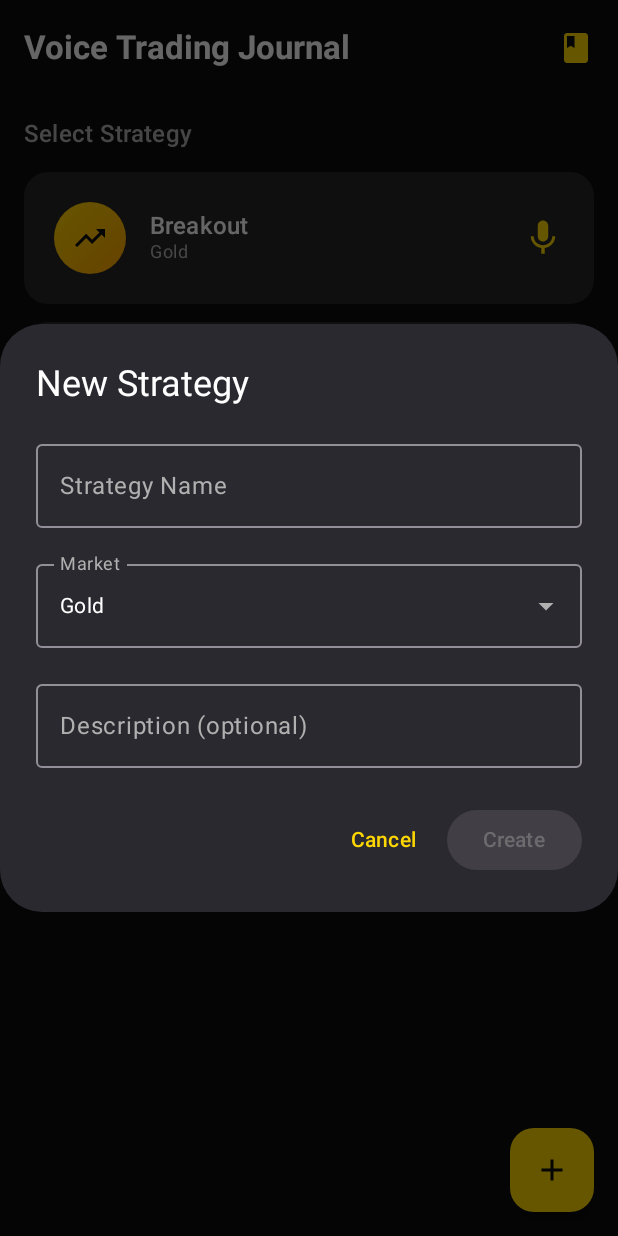
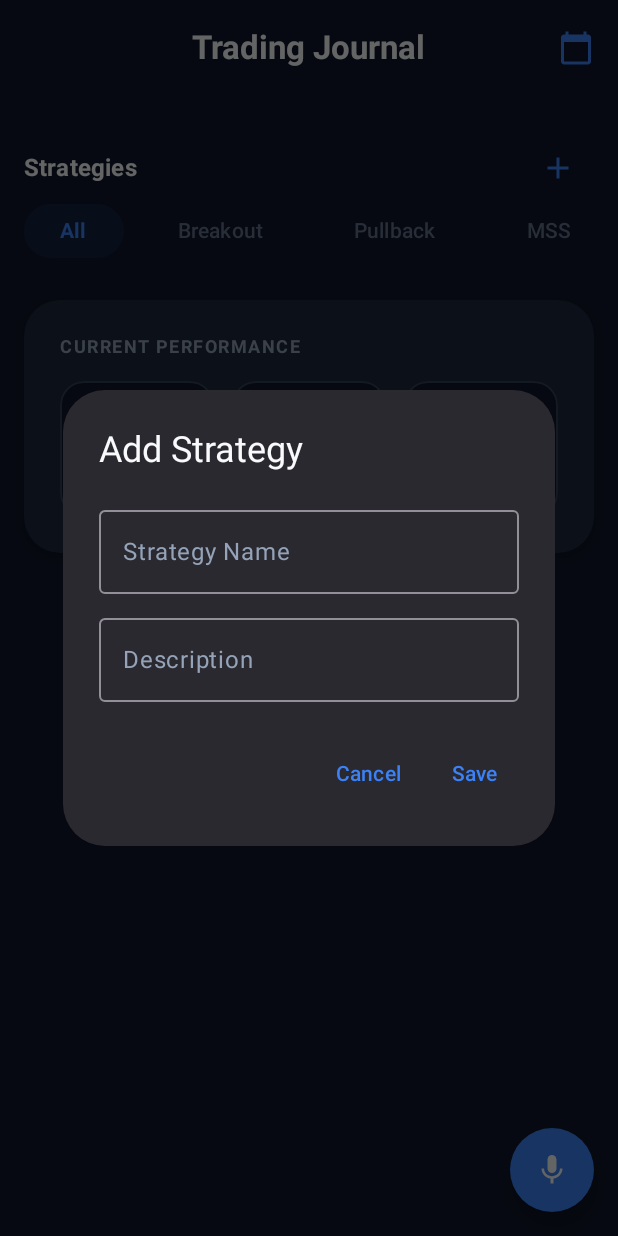
Before and after one commit to dkdhanush24/Trading-Journal, an Android app built with Jetpack Compose: the screen it shows after launch (MainActivity), after a tap on "Add Strategy", on a phone screen of 412 x 824 dp. Run offline under Robolectric (Android 15) with nearby library versions, the phone set to English and light mode, and no system bars; our stand-ins replace Room's generated code.

Commit message:
Phase 2: Dark Theme Overhaul, Dynamic Strategy System, RR Extraction UI & Backend

```diff
--- a/app/src/main/java/com/tradingjournal/VoiceTradingApp.kt
+++ b/app/src/main/java/com/tradingjournal/VoiceTradingApp.kt
@@ -25,7 +25,9 @@ class VoiceTradingApp : Application() {
             applicationContext,
             AppDatabase::class.java,
             "voice_trading_journal"
-        ).build()
+        )
+        .fallbackToDestructiveMigration()
+        .build()
 
         repository = TradeRepository(
             strategyDao = database.strategyDao(),
--- a/app/src/main/java/com/tradingjournal/data/local/AppDatabase.kt
+++ b/app/src/main/java/com/tradingjournal/data/local/AppDatabase.kt
@@ -9,7 +9,7 @@ import com.tradingjournal.model.Trade
 
 @Database(
     entities = [Strategy::class, Trade::class],
-    version = 1,
+    version = 3,
     exportSchema = false
 )
 @TypeConverters(Converters::class)
--- a/app/src/main/java/com/tradingjournal/data/remote/ApiService.kt
+++ b/app/src/main/java/com/tradingjournal/data/remote/ApiService.kt
@@ -12,7 +12,7 @@ import java.io.File
 import java.io.IOException
 import java.util.concurrent.TimeUnit
 
-class ApiService(private val baseUrl: String = "http://10.0.2.2:5000") {
+class ApiService(private val baseUrl: String = "http://10.222.161.234:5000") {
 
     private val client = OkHttpClient.Builder()
         .connectTimeout(30, TimeUnit.SECONDS)
@@ -102,6 +102,9 @@ data class ParseResponse(
     val htf_bias: String?,
     val setup: String?,
     val confluences: List<String>?,
+    val date: String?,
     val summary: String?,
+    val rr_ratio: Float? = null,
+    val result: String? = null,
     val error: String? = null
 )
--- a/app/src/main/java/com/tradingjournal/model/Trade.kt
+++ b/app/src/main/java/com/tradingjournal/model/Trade.kt
@@ -27,10 +27,12 @@ data class Trade(
     val htfBias: String = "",
     val setup: String = "",
     val confluences: List<String> = emptyList(),
+    val date: String = "",
     val summary: String = "",
     val rawText: String = "",
     val sessionType: SessionType = SessionType.LIVE,
     val result: TradeResult? = null,
+    val rrRatio: Float? = null,
     val timestamp: Long = System.currentTimeMillis()
 )
 
--- a/app/src/main/java/com/tradingjournal/ui/screens/HomeScreen.kt
+++ b/app/src/main/java/com/tradingjournal/ui/screens/HomeScreen.kt
@@ -5,7 +5,6 @@ import androidx.compose.foundation.background
 import androidx.compose.foundation.clickable
 import androidx.compose.foundation.layout.*
 import androidx.compose.foundation.lazy.LazyColumn
-import androidx.compose.foundation.lazy.items
 import androidx.compose.foundation.shape.CircleShape
 import androidx.compose.foundation.shape.RoundedCornerShape
 import androidx.compose.material.icons.Icons
@@ -15,14 +14,16 @@ import androidx.compose.runtime.*
 import androidx.compose.ui.Alignment
 import androidx.compose.ui.Modifier
 import androidx.compose.ui.draw.clip
-import androidx.compose.ui.draw.scale
-import androidx.compose.ui.graphics.Brush
+import androidx.compose.ui.draw.shadow
+import androidx.compose.ui.graphics.Color
 import androidx.compose.ui.graphics.vector.ImageVector
 import androidx.compose.ui.text.font.FontWeight
+import androidx.compose.ui.text.style.TextAlign
 import androidx.compose.ui.unit.dp
+import androidx.compose.ui.unit.sp
 import androidx.lifecycle.compose.collectAsStateWithLifecycle
 import androidx.lifecycle.viewmodel.compose.viewModel
-import com.tradingjournal.model.Strategy
+import com.tradingjournal.model.TradeResult
 import com.tradingjournal.ui.theme.*
 import com.tradingjournal.ui.viewmodel.HomeViewModel
 
@@ -34,274 +35,238 @@ fun HomeScreen(
     viewModel: HomeViewModel = viewModel()
 ) {
     val strategies by viewModel.strategies.collectAsStateWithLifecycle()
-    var showAddDialog by remember { mutableStateOf(false) }
+    val allTrades by viewModel.allTrades.collectAsStateWithLifecycle()
+    val selectedStrategyId by viewModel.selectedStrategyId.collectAsStateWithLifecycle()
+
+    var showAddStrategyDialog by remember { mutableStateOf(false) }
 
     LaunchedEffect(Unit) {
         viewModel.initializeDefaultStrategies()
     }
 
+    val wins = allTrades.count { it.result == TradeResult.WIN }
+    val losses = allTrades.count { it.result == TradeResult.LOSS }
+    val totalDecided = wins + losses
+    val winRate = if (totalDecided > 0) (wins.toFloat() / totalDecided) * 100 else 0f
+
     Scaffold(
         topBar = {
-            TopAppBar(
+            CenterAlignedTopAppBar(
                 title = {
                     Text(
-                        "Voice Trading Journal",
-                        fontWeight = FontWeight.Bold
+                        "Trading Journal",
+                        fontWeight = FontWeight.Bold,
+                        color = TextPrimary
                     )
+                },
+                navigationIcon = {
+                    // Start of Dashboard - No back button needed
                 },
                 actions = {
                     IconButton(onClick = onOpenJournal) {
                         Icon(
-                            Icons.Default.Book,
-                            contentDescription = "Journal",
-                            tint = PrimaryGold
+                            Icons.Default.CalendarToday,
+                            contentDescription = "Journal Calendar",
+                            tint = PrimaryBlue
                         )
                     }
                 },
-                colors = TopAppBarDefaults.topAppBarColors(
+                colors = TopAppBarDefaults.centerAlignedTopAppBarColors(
                     containerColor = DarkBackground
                 )
             )
         },
         floatingActionButton = {
             FloatingActionButton(
-                onClick = { showAddDialog = true },
-                containerColor = PrimaryGold,
-                contentColor = DarkBackground
+                onClick = {
+                    val idToUse = selectedStrategyId ?: strategies.firstOrNull()?.id
+                    if (idToUse != null) {
+                        onStartRecording(idToUse)
+                    }
+                },
+                containerColor = PrimaryBlue,
+                contentColor = TextPrimary,
+                shape = CircleShape
             ) {
-                Icon(Icons.Default.Add, contentDescription = "Add Strategy")
+                Icon(Icons.Default.Mic, contentDescription = "Record Trade")
             }
         },
         containerColor = DarkBackground
     ) { padding ->
-        Column(
+        LazyColumn(
             modifier = Modifier
                 .fillMaxSize()
                 .padding(padding)
-                .padding(16.dp)
+                .padding(horizontal = 16.dp),
+            verticalArrangement = Arrangement.spacedBy(20.dp)
+        ) {
+            item { Spacer(modifier = Modifier.height(4.dp)) }
+
+            // Strategy Selector Row
+            item {
+                Row(
+                    modifier = Modifier.fillMaxWidth(),
+                    verticalAlignment = Alignment.CenterVertically
                 ) {
                     Text(
-                "Select Strategy",
+                        "Strategies",
                         style = MaterialTheme.typography.titleMedium,
-                color = TextSecondary,
-                modifier = Modifier.padding(bottom = 16.dp)
+                        fontWeight = FontWeight.Bold,
+                        color = TextPrimary
                     )
-
-            if (strategies.isEmpty()) {
-                EmptyState(
-                    onAddStrategy = { showAddDialog = true }
+                    Spacer(modifier = Modifier.weight(1f))
+                    IconButton(onClick = { showAddStrategyDialog = true }) {
+                        Icon(Icons.Default.Add, contentDescription = "Add Strategy", tint = PrimaryBlue)
+                    }
+                }
+                androidx.compose.foundation.lazy.LazyRow(
+                    horizontalArrangement = Arrangement.spacedBy(12.dp)
+                ) {
+                    item {
+                        TabPill(
+                            text = "All",
+                            selected = selectedStrategyId == null,
+                            onClick = { viewModel.selectStrategy(null) }
                         )
-            } else {
-                LazyColumn(
-                    verticalArrangement = Arrangement.spacedBy(12.dp)
-                ) {
-                    items(strategies, key = { it.id }) { strategy ->
-                        StrategyCard(
-                            strategy = strategy,
-                            onClick = { onStartRecording(strategy.id) }
+                    }
+                    items(strategies.size) { index ->
+                        val strategy = strategies[index]
+                        TabPill(
+                            text = strategy.name,
+                            selected = selectedStrategyId == strategy.id,
+                            onClick = { viewModel.selectStrategy(strategy.id) }
                         )
                     }
                 }
+                Spacer(modifier = Modifier.height(8.dp))
+            }
+
+            item {
+                Card(
+                    modifier = Modifier
+                        .fillMaxWidth()
+                        .shadow(4.dp, RoundedCornerShape(24.dp), ambientColor = PrimaryBlue),
+                    shape = RoundedCornerShape(24.dp),
+                    colors = CardDefaults.cardColors(containerColor = DarkSurface)
+                ) {
+                    Column(modifier = Modifier.padding(24.dp)) {
+                        Text(
+                            "CURRENT PERFORMANCE",
+                            style = MaterialTheme.typography.labelMedium,
+                            fontWeight = FontWeight.Bold,
+                            color = TextSecondary,
+                            letterSpacing = 1.sp
+                        )
+
+                        Spacer(modifier = Modifier.height(16.dp))
+
+                        // Stats Grid (2x3)
+                        Row(modifier = Modifier.fillMaxWidth(), horizontalArrangement = Arrangement.spacedBy(12.dp)) {
+                            StatBox(
+                                modifier = Modifier.weight(1f),
+                                icon = Icons.Default.PieChart,
+                                iconTint = PrimaryBlue,
+                                title = "Win Rate",
+                                value = "${String.format("%.1f", winRate)}%"
+                            )
+                            StatBox(
+                                modifier = Modifier.weight(1f),
+                                icon = Icons.Default.ThumbUp,
+                                iconTint = ProfitGreen,
+                                title = "Wins",
+                                value = "$wins"
+                            )
+                            StatBox(
+                                modifier = Modifier.weight(1f),
+                                icon = Icons.Default.ThumbDown,
+                                iconTint = LossRed,
+                                title = "Losses",
+                                value = "$losses"
+                            )
+                        }
+
                     }
                 }
             }
 
-    if (showAddDialog) {
-        AddStrategyDialog(
-            onDismiss = { showAddDialog = false },
-            onConfirm = { name, market, description ->
-                viewModel.addStrategy(name, market, description)
-                showAddDialog = false
+            item { Spacer(modifier = Modifier.height(80.dp)) } // Padding for FAB
         }
+
+        if (showAddStrategyDialog) {
+            var newStrategyName by remember { mutableStateOf("") }
+            var newStrategyDesc by remember { mutableStateOf("") }
+
+            AlertDialog(
+                onDismissRequest = { showAddStrategyDialog = false },
+                title = { Text("Add Strategy") },
+                text = {
+                    Column {
+                        OutlinedTextField(
+                            value = newStrategyName,
+                            onValueChange = { newStrategyName = it },
+                            label = { Text("Strategy Name") },
+                            singleLine = true
+                        )
+                        Spacer(modifier = Modifier.height(8.dp))
+                        OutlinedTextField(
+                            value = newStrategyDesc,
+                            onValueChange = { newStrategyDesc = it },
+                            label = { Text("Description") }
                         )
                     }
+                },
+                confirmButton = {
+                    TextButton(onClick = {
+                        viewModel.addStrategy(newStrategyName, "Any", newStrategyDesc)
+                        showAddStrategyDialog = false
+                    }) {
+                        Text("Save")
                     }
-
-@Composable
-fun StrategyCard(
-    strategy: Strategy,
-    onClick: () -> Unit
-) {
-    val scale by animateFloatAsState(
-        targetValue = 1f,
-        animationSpec = spring(stiffness = Spring.StiffnessLow),
-        label = "scale"
-    )
-
-    Card(
-        modifier = Modifier
-            .fillMaxWidth()
-            .scale(scale)
-            .clickable(onClick = onClick),
-        shape = RoundedCornerShape(16.dp),
-        colors = CardDefaults.cardColors(containerColor = DarkCard)
-    ) {
-        Row(
-            modifier = Modifier
-                .fillMaxWidth()
-                .padding(20.dp),
-            verticalAlignment = Alignment.CenterVertically
-        ) {
-            Box(
-                modifier = Modifier
-                    .size(48.dp)
-                    .clip(CircleShape)
-                    .background(
-                        Brush.linearGradient(GradientGold)
-                    ),
-                contentAlignment = Alignment.Center
-            ) {
-                Icon(
-                    imageVector = when (strategy.market) {
-                        "Gold" -> Icons.Default.TrendingUp
-                        "Forex" -> Icons.Default.CurrencyExchange
-                        else -> Icons.Default.Star
                 },
-                    contentDescription = null,
-                    tint = DarkBackground
-                )
+                dismissButton = {
+                    TextButton(onClick = { showAddStrategyDialog = false }) {
+                        Text("Cancel")
                     }
-
-            Spacer(modifier = Modifier.width(16.dp))
-
-            Column(modifier = Modifier.weight(1f)) {
-                Text(
-                    strategy.name,
-                    style = MaterialTheme.typography.titleMedium,
-                    fontWeight = FontWeight.SemiBold,
-                    color = TextPrimary
-                )
-                Text(
-                    strategy.market,
-                    style = MaterialTheme.typography.bodySmall,
-                    color = TextSecondary
-                )
                 }
-
-            Icon(
-                Icons.Default.Mic,
-                contentDescription = "Record",
-                tint = PrimaryGold,
-                modifier = Modifier.size(28.dp)
             )
         }
     }
 }
 
 @Composable
-fun EmptyState(onAddStrategy: () -> Unit) {
+fun StatBox(modifier: Modifier = Modifier, icon: ImageVector, iconTint: Color, title: String, value: String) {
+    Surface(
+        modifier = modifier,
+        shape = RoundedCornerShape(16.dp),
+        color = DarkBackground,
+        border = androidx.compose.foundation.BorderStroke(1.dp, CardBorder)
+    ) {
         Column(
-        modifier = Modifier.fillMaxSize(),
-        horizontalAlignment = Alignment.CenterHorizontally,
-        verticalArrangement = Arrangement.Center
+            modifier = Modifier.padding(12.dp),
+            horizontalAlignment = Alignment.CenterHorizontally
         ) {
-        Icon(
-            Icons.Default.LibraryBooks,
-            contentDescription = null,
-            modifier = Modifier.size(80.dp),
-            tint = TextMuted
-        )
-        Spacer(modifier = Modifier.height(16.dp))
-        Text(
-            "No strategies yet",
-            style = MaterialTheme.typography.titleMedium,
-            color = TextSecondary
-        )
+            Icon(icon, contentDescription = null, tint = iconTint, modifier = Modifier.size(20.dp))
             Spacer(modifier = Modifier.height(8.dp))
-        Text(
-            "Add a strategy to start logging trades",
-            style = MaterialTheme.typography.bodyMedium,
-            color = TextMuted
-        )
-        Spacer(modifier = Modifier.height(24.dp))
-        Button(
-            onClick = onAddStrategy,
-            colors = ButtonDefaults.buttonColors(containerColor = PrimaryGold)
-        ) {
-            Icon(Icons.Default.Add, contentDescription = null)
-            Spacer(modifier = Modifier.width(8.dp))
-            Text("Add Strategy")
+            Text(value, style = MaterialTheme.typography.titleMedium, fontWeight = FontWeight.Bold, color = TextPrimary)
+            Spacer(modifier = Modifier.height(4.dp))
+            Text(title, style = MaterialTheme.typography.labelSmall, color = TextSecondary)
         }
     }
 }
 
-@OptIn(ExperimentalMaterial3Api::class)
 @Composable
-fun AddStrategyDialog(
-    onDismiss: () -> Unit,
-    onConfirm: (name: String, market: String, description: String) -> Unit
+fun TabPill(text: String, selected: Boolean, onClick: () -> Unit) {
+    Surface(
+        shape = RoundedCornerShape(20.dp),
+        color = if (selected) PrimaryBlue.copy(alpha = 0.1f) else Color.Transparent,
+        modifier = Modifier.clickable { onClick() }
     ) {
-    var name by remember { mutableStateOf("") }
-    var market by remember { mutableStateOf("Gold") }
-    var description by remember { mutableStateOf("") }
-    var expanded by remember { mutableStateOf(false) }
-
-    val markets = listOf("Gold", "Forex", "Crypto", "Indices")
-
-    AlertDialog(
-        onDismissRequest = onDismiss,
-        title = { Text("New Strategy") },
-        text = {
-            Column(verticalArrangement = Arrangement.spacedBy(16.dp)) {
-                OutlinedTextField(
-                    value = name,
-                    onValueChange = { name = it },
-                    label = { Text("Strategy Name") },
-                    singleLine = true,
-                    modifier = Modifier.fillMaxWidth()
-                )
-
-                ExposedDropdownMenuBox(
-                    expanded = expanded,
-                    onExpandedChange = { expanded = !expanded }
-                ) {
-                    OutlinedTextField(
-                        value = market,
-                        onValueChange = {},
-                        readOnly = true,
-                        label = { Text("Market") },
-                        trailingIcon = { ExposedDropdownMenuDefaults.TrailingIcon(expanded = expanded) },
-                        modifier = Modifier
-                            .fillMaxWidth()
-                            .menuAnchor()
-                    )
-                    ExposedDropdownMenu(
-                        expanded = expanded,
-                        onDismissRequest = { expanded = false }
-                    ) {
-                        markets.forEach { m ->
-                            DropdownMenuItem(
-                                text = { Text(m) },
-                                onClick = {
-                                    market = m
-                                    expanded = false
-                                }
+        Text(
+            text,
+            modifier = Modifier.padding(horizontal = 24.dp, vertical = 10.dp),
+            style = MaterialTheme.typography.labelLarge,
+            fontWeight = if (selected) FontWeight.Bold else FontWeight.Medium,
+            color = if (selected) PrimaryBlue else TextMuted
         )
     }
 }
-                }
-
-                OutlinedTextField(
-                    value = description,
-                    onValueChange = { description = it },
-                    label = { Text("Description (optional)") },
-                    modifier = Modifier.fillMaxWidth()
-                )
-            }
-        },
-        confirmButton = {
-            Button(
-                onClick = { onConfirm(name, market, description) },
-                enabled = name.isNotBlank(),
-                colors = ButtonDefaults.buttonColors(containerColor = PrimaryGold)
-            ) {
-                Text("Create")
-            }
-        },
-        dismissButton = {
-            TextButton(onClick = onDismiss) {
-                Text("Cancel")
-            }
-        }
-    )
-}
--- a/app/src/main/java/com/tradingjournal/ui/theme/Color.kt
+++ b/app/src/main/java/com/tradingjournal/ui/theme/Color.kt
@@ -2,18 +2,23 @@ package com.tradingjournal.ui.theme
 
 import androidx.compose.ui.graphics.Color
 
-val DarkBackground = Color(0xFF0D0D0D)
-val DarkSurface = Color(0xFF1A1A1A)
-val DarkCard = Color(0xFF252525)
+val DarkBackground = Color(0xFF0F172A)
+val DarkSurface = Color(0xFF1E293B)
+val DarkCard = Color(0xFF1E293B)
 
-val PrimaryGold = Color(0xFFFFD700)
-val PrimaryGoldDark = Color(0xFFB8860B)
+val PrimaryBlue = Color(0xFF3B82F6)
+val PrimaryBlueDark = Color(0xFF1D4ED8)
 
-val AccentGreen = Color(0xFF00E676)
-val AccentRed = Color(0xFFFF5252)
+val ProfitGreen = Color(0xFF10B981)
+val ProfitGreenLight = Color(0xFF047857)
 
-val TextPrimary = Color(0xFFFFFFFF)
-val TextSecondary = Color(0xFFB0B0B0)
-val TextMuted = Color(0xFF707070)
+val LossRed = Color(0xFFEF4444)
+val LossRedLight = Color(0xFFB91C1C)
 
-val GradientGold = listOf(Color(0xFFFFD700), Color(0xFFFFA500))
+val TextPrimary = Color(0xFFF8FAFC)
+val TextSecondary = Color(0xFF94A3B8)
+val TextMuted = Color(0xFF64748B)
+
+val CardBorder = Color(0xFF334155)
+
+val GradientPrimary = listOf(Color(0xFF3B82F6), Color(0xFF60A5FA))
--- a/app/src/main/java/com/tradingjournal/ui/theme/Theme.kt
+++ b/app/src/main/java/com/tradingjournal/ui/theme/Theme.kt
@@ -11,14 +11,14 @@ import androidx.compose.ui.platform.LocalView
 import androidx.core.view.WindowCompat
 
 private val DarkColorScheme = darkColorScheme(
-    primary = PrimaryGold,
-    secondary = PrimaryGoldDark,
-    tertiary = AccentGreen,
+    primary = PrimaryBlue,
+    secondary = PrimaryBlueDark,
+    tertiary = ProfitGreen,
     background = DarkBackground,
     surface = DarkSurface,
-    onPrimary = DarkBackground,
+    onPrimary = TextPrimary,
     onSecondary = TextPrimary,
-    onTertiary = DarkBackground,
+    onTertiary = TextPrimary,
     onBackground = TextPrimary,
     onSurface = TextPrimary,
     surfaceVariant = DarkCard,
--- a/app/src/main/java/com/tradingjournal/ui/viewmodel/HomeViewModel.kt
+++ b/app/src/main/java/com/tradingjournal/ui/viewmodel/HomeViewModel.kt
@@ -4,8 +4,12 @@ import androidx.lifecycle.ViewModel
 import androidx.lifecycle.viewModelScope
 import com.tradingjournal.VoiceTradingApp
 import com.tradingjournal.model.Strategy
+import com.tradingjournal.model.Trade
+import kotlinx.coroutines.flow.MutableStateFlow
 import kotlinx.coroutines.flow.SharingStarted
 import kotlinx.coroutines.flow.StateFlow
+import kotlinx.coroutines.flow.asStateFlow
+import kotlinx.coroutines.flow.combine
 import kotlinx.coroutines.flow.stateIn
 import kotlinx.coroutines.launch
 
@@ -13,12 +17,30 @@ class HomeViewModel : ViewModel() {
 
     private val repository = VoiceTradingApp.instance.repository
 
+    private val _selectedStrategyId = MutableStateFlow<Long?>(null)
+    val selectedStrategyId: StateFlow<Long?> = _selectedStrategyId.asStateFlow()
+
     val strategies: StateFlow<List<Strategy>> = repository.allStrategies
         .stateIn(
             scope = viewModelScope,
             started = SharingStarted.WhileSubscribed(5000),
             initialValue = emptyList()
         )
+
+    val allTrades: StateFlow<List<Trade>> = combine(
+        repository.allTrades,
+        _selectedStrategyId
+    ) { trades, strategyId ->
+        if (strategyId == null) trades else trades.filter { it.strategyId == strategyId }
+    }.stateIn(
+        scope = viewModelScope,
+        started = SharingStarted.WhileSubscribed(5000),
+        initialValue = emptyList()
+    )
+
+    fun selectStrategy(id: Long?) {
+        _selectedStrategyId.value = id
+    }
 
     fun initializeDefaultStrategies() {
         viewModelScope.launch {
```
Also changed, not shown: app/src/main/java/com/tradingjournal/model/ApiModels.kt (+7 -1 lines), app/src/main/java/com/tradingjournal/ui/components/FlashCard.kt (+41 -20 lines), app/src/main/java/com/tradingjournal/ui/screens/JournalScreen.kt (+8 -7 lines), app/src/main/java/com/tradingjournal/ui/screens/RecordScreen.kt (+6 -6 lines), app/src/main/java/com/tradingjournal/ui/screens/ReviewScreen.kt (+78 -14 lines), app/src/main/java/com/tradingjournal/ui/viewmodel/JournalViewModel.kt (+7 -0 lines), app/src/main/java/com/tradingjournal/ui/viewmodel/ReviewViewModel.kt (+17 -3 lines), 2 other files. Lines whose indentation alone changed are shown as unchanged.
